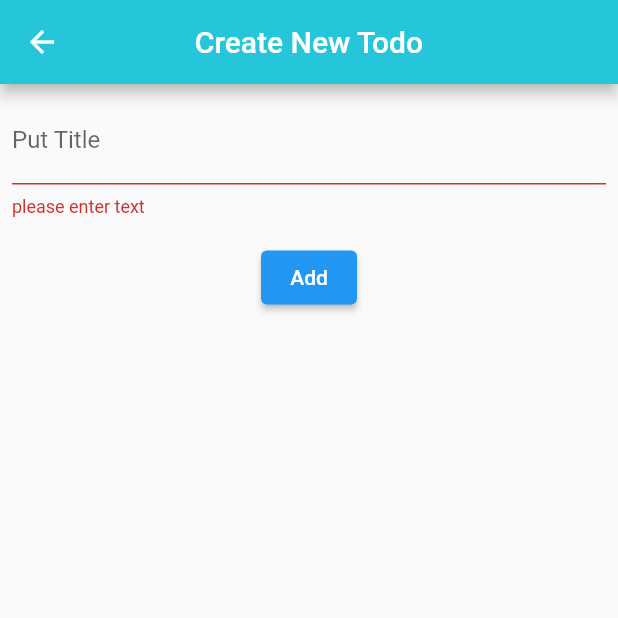
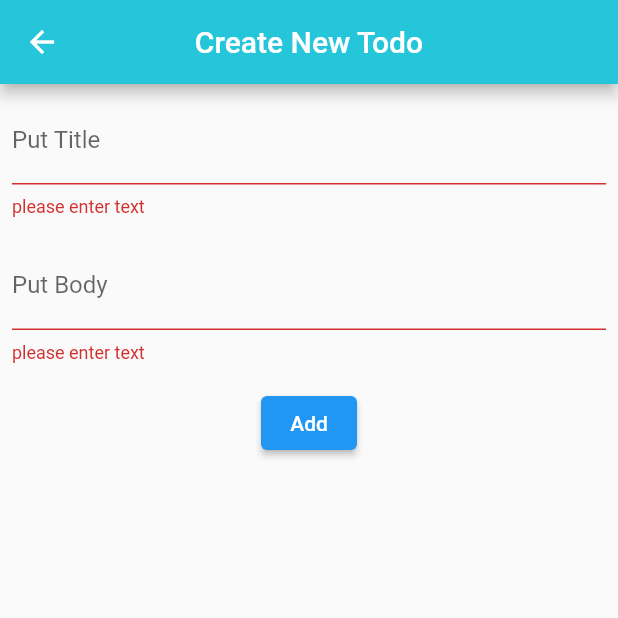
Before and after one commit to TahzidMahmud/todo_list_flutter, a Flutter app: the CreateTodoForm screen opened by its route, after a tap on "Add", on a phone screen of 412 x 824 dp, the top half of it. Run offline on Flutter 3.47's test engine with Material 2 defaults, Android fonts, the phone set to English and light mode, and no system bars; our stand-ins replace flutter_spinkit, rflutter_alert; network calls fail.

Commit message:
alert package added and post request done

```diff
--- a/lib/static_pages/create_todo.dart
+++ b/lib/static_pages/create_todo.dart
@@ -1,4 +1,12 @@
 import 'package:flutter/material.dart';
+import 'package:http/http.dart';
+
+import 'package:rflutter_alert/rflutter_alert.dart';
+
+import 'dart:convert';
+
+
+
 
 class CreateTodoForm extends StatefulWidget {
   @override
@@ -7,6 +15,51 @@ class CreateTodoForm extends StatefulWidget {
 
 class _CreateTodoFormState extends State<CreateTodoForm> {
   final _formKey = GlobalKey<FormState>();
+  final titleController=TextEditingController();
+  final bodyController=TextEditingController();
+  final url ='https://jsonplaceholder.typicode.com/posts';
+  Map data;
+  // var data = new Map<String, dynamic>();
+  // data['title'] = titleController.text;
+  Future postForm() async{
+    print("requesting");
+    Response res = await post(url,body:data);
+    print("request end");
+    data = jsonDecode(res.body);
+    print(data);
+    Alert(
+      context: context,
+      type: AlertType.success,
+      title: "New Todo Added",
+      desc: "title:${data['title']}",
+      buttons: [
+        DialogButton(
+          child: Text(
+            "Ok",
+            style: TextStyle(color: Colors.white, fontSize: 20),
+          ),
+          onPressed: () => Navigator.pop(context),
+          width: 120,
+        )
+      ],
+    ).show();
+    print("called");
+
+
+  }
+
+
+  @override
+  void dispose() {
+    // Clean up the controller when the widget is removed from the
+    // widget tree.
+    titleController.dispose();
+    bodyController.dispose();
+
+    super.dispose();
+  }
+
+
   @override
   Widget build(BuildContext context) {
     // Build a Form widget using the _formKey created above.
@@ -23,6 +76,7 @@ class _CreateTodoFormState extends State<CreateTodoForm> {
                 Padding(
                   padding: const EdgeInsets.all(8.0),
                   child: TextFormField(
+                    controller: titleController,
                     decoration: InputDecoration(
                       labelText: 'Put Title',
                       hintText: 'Wake up ...',
@@ -38,14 +92,46 @@ class _CreateTodoFormState extends State<CreateTodoForm> {
                 ),
                 Padding(
                   padding: const EdgeInsets.all(8.0),
+
+                  child: TextFormField(
+                    controller: bodyController,
+                    decoration: InputDecoration(
+                      labelText: 'Put Body',
+                      hintText: 'Wake up at 7 for mornign walk ...',
+
+                    ),
+                    validator: (value){
+                      if(value.isEmpty){
+                        return "please enter text";
+                      }
+                      return null;
+                    },
+                  ),
+                ),
+                Padding(
+                  padding: const EdgeInsets.all(8.0),
                   child: ElevatedButton(onPressed: (){
-                      if(_formKey.currentState.validate()){
-                        Scaffold.of(context).showSnackBar(SnackBar(content: Text('processing Data')));
+                    print("pressed");
+
+
+                    if(_formKey.currentState.validate()){
+                        setState(() {
+                          print("state set");
+
+                          data={
+                            'title':titleController.text,
+                            'body':bodyController.text,
+                            'userId':'1'
+                          };
+                        });
+
+                        postForm();
                       }
                   }, child: Text('Add')),
-                )
+                ),
                 // Add TextFormFields and ElevatedButton here.
-              ]
+
+    ]
           )
       ),
     );
--- a/pubspec.yaml
+++ b/pubspec.yaml
@@ -24,6 +24,7 @@ dependencies:
   flutter:
     sdk: flutter
   http:
+  rflutter_alert: ^1.1.0
   flutter_spinkit: "^4.1.2"
 
 
```
Also changed, not shown: pubspec.lock.
